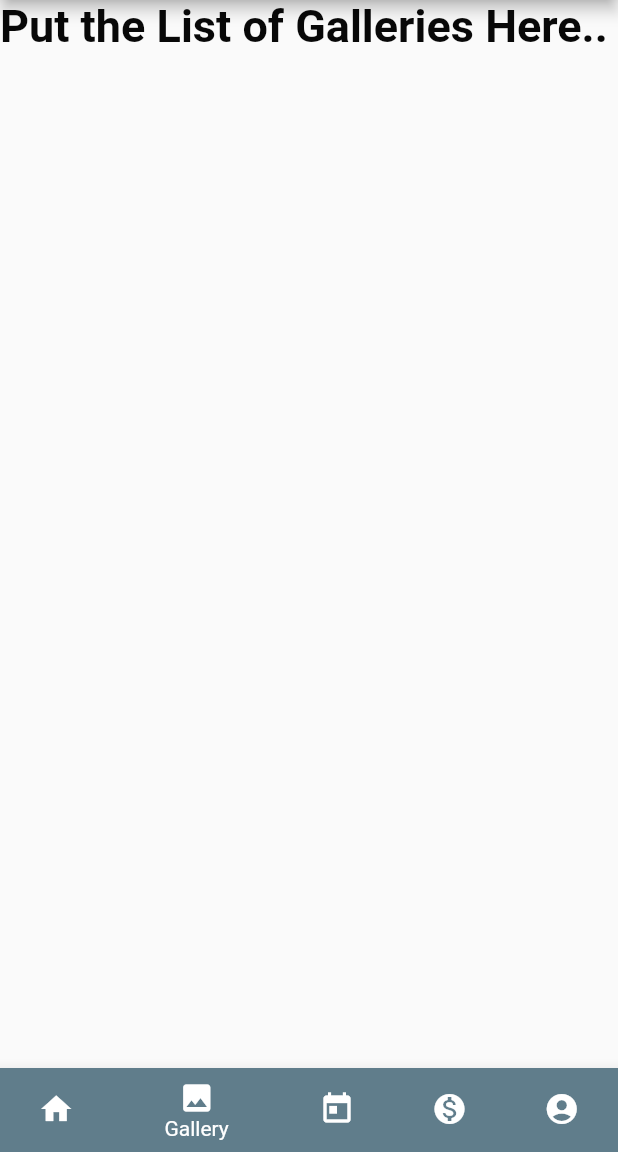
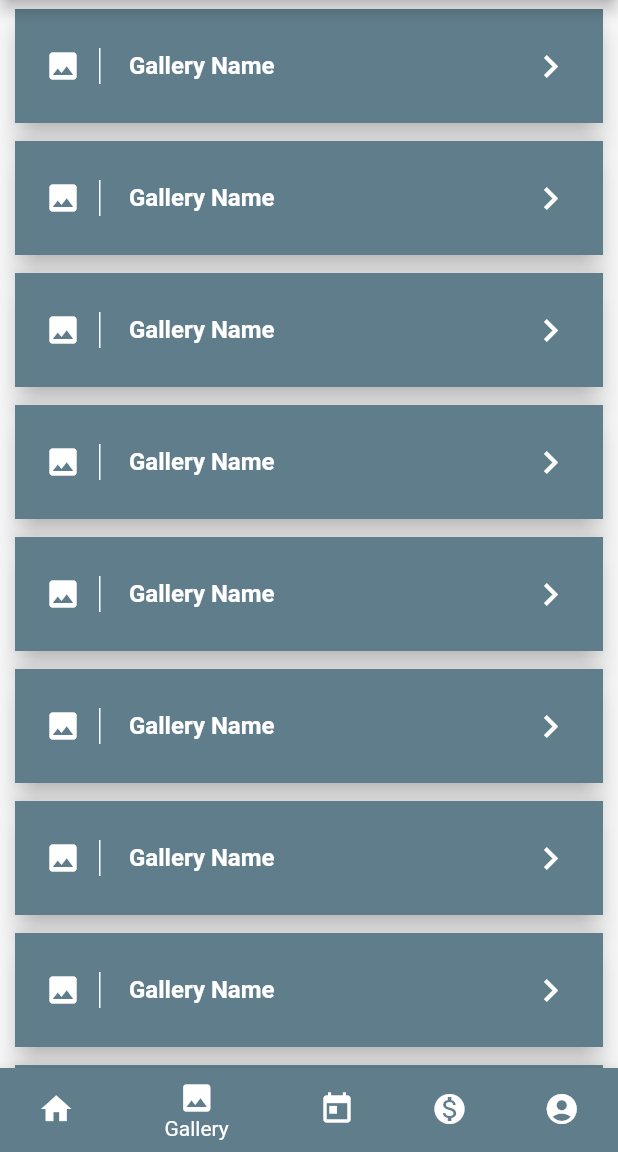
Before and after one commit to tadowdy/projectbobross, a Flutter app: the screen it shows after launch, item 2 of the bottom bar chosen, on a phone screen of 412 x 824 dp, the part 84-1236 px from its top. Run offline on Flutter 3.47's test engine with Material 2 defaults, Android fonts, the phone set to English and light mode, and no system bars.

Commit message:
- Add gallery list page body wireframe.

```diff
--- a/pbr/lib/BodyWidgets/GalleryListPageBody.dart
+++ b/pbr/lib/BodyWidgets/GalleryListPageBody.dart
@@ -1,28 +1,68 @@
 import 'package:flutter/material.dart';
+import 'package:pbr/BodyWidgets/ArtworkListPageBody.dart';
 
 class GalleryListPageBody extends StatelessWidget {
   GalleryListPageBody();
 
   @override
   Widget build(BuildContext context) {
-    return Container(
-      //This is where the code for the body of your page will go
-      child:
-        new Column(
-          mainAxisAlignment: MainAxisAlignment.start,
-          mainAxisSize: MainAxisSize.max,
-          crossAxisAlignment: CrossAxisAlignment.center,
-          children: <Widget>[
+    return makeBody;
+  }
 
-            new Text(
-            "Put the List of Galleries Here..",
-              style: new TextStyle(fontSize:30.0,
-              color: const Color(0xFF080808),
-              fontWeight: FontWeight.w600,
-              fontFamily: "Roboto"),
-            ),
-          ]
+}
+
+final makeBody = Container(
+  child: ListView.builder(
+      scrollDirection: Axis.vertical,
+      shrinkWrap: true,
+      itemBuilder: (BuildContext context, int index) {
+          return makeCard(context); // make a card for the list
+      }
+  )
+);
+
+
+InkWell makeCard(context) {
+  return new InkWell( // make it clickable
+      onTap: () {
+        // create a event page if its clicked
+        Navigator.push(
+            context,
+            MaterialPageRoute(
+                builder: (context) =>
+                new Scaffold(
+                    appBar: new AppBar(
+                      title: new Text('Gallery Title')
+                    ),
+                    body: new ArtworkListPageBody()
+                )
+            )
+        );
+      },
+      child: Card(
+        elevation: 8.0,
+        margin: new EdgeInsets.symmetric(horizontal: 10.0, vertical: 6.0),
+        child: Container(
+          decoration: BoxDecoration(color: Colors.blueGrey),
+          child: makeListTile,
         ),
-    );
-  }
+      )
+  );
 }
+
+final makeListTile = ListTile(
+    contentPadding: EdgeInsets.symmetric(horizontal: 20.0, vertical: 10.0),
+    leading: Container(
+      padding: EdgeInsets.only(right: 12.0),
+      decoration: new BoxDecoration( // create a inset for the image
+          border: new Border(
+              right: new BorderSide(width: 1.0, color: Colors.white))),
+      child: Icon(Icons.image, color: Colors.white),
+    ),
+    title: Text(
+      "Gallery Name",
+      style: TextStyle(color: Colors.white, fontWeight: FontWeight.bold),
+    ),
+    trailing:
+    Icon(Icons.keyboard_arrow_right, color: Colors.white, size: 30.0)
+);
```
